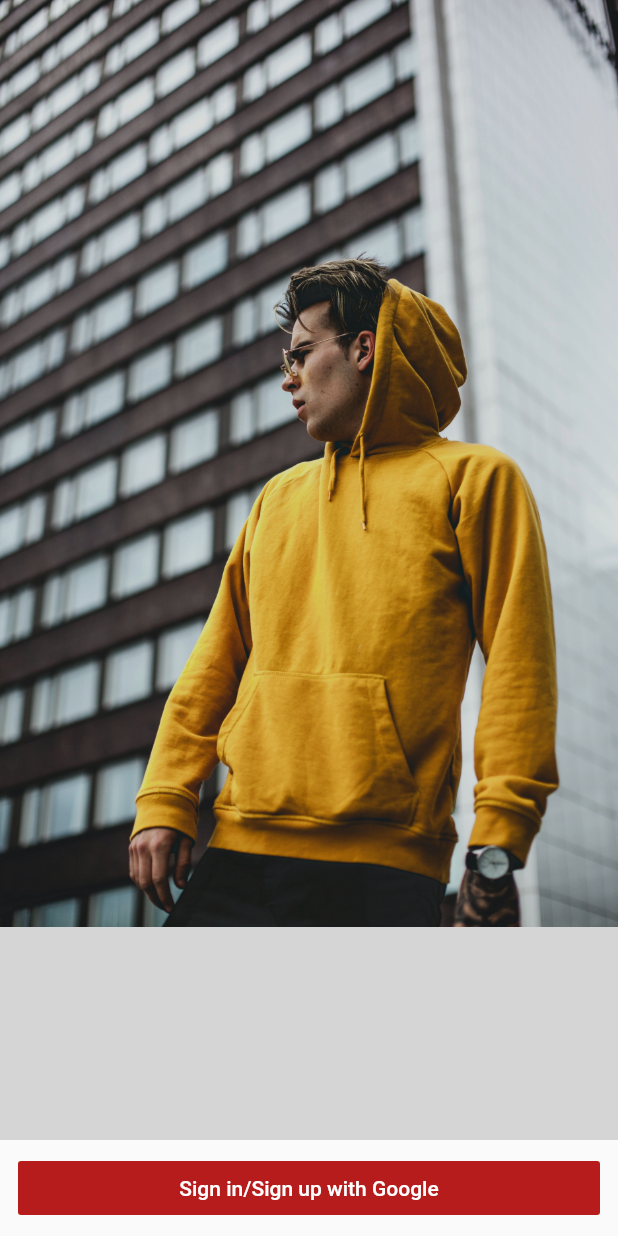
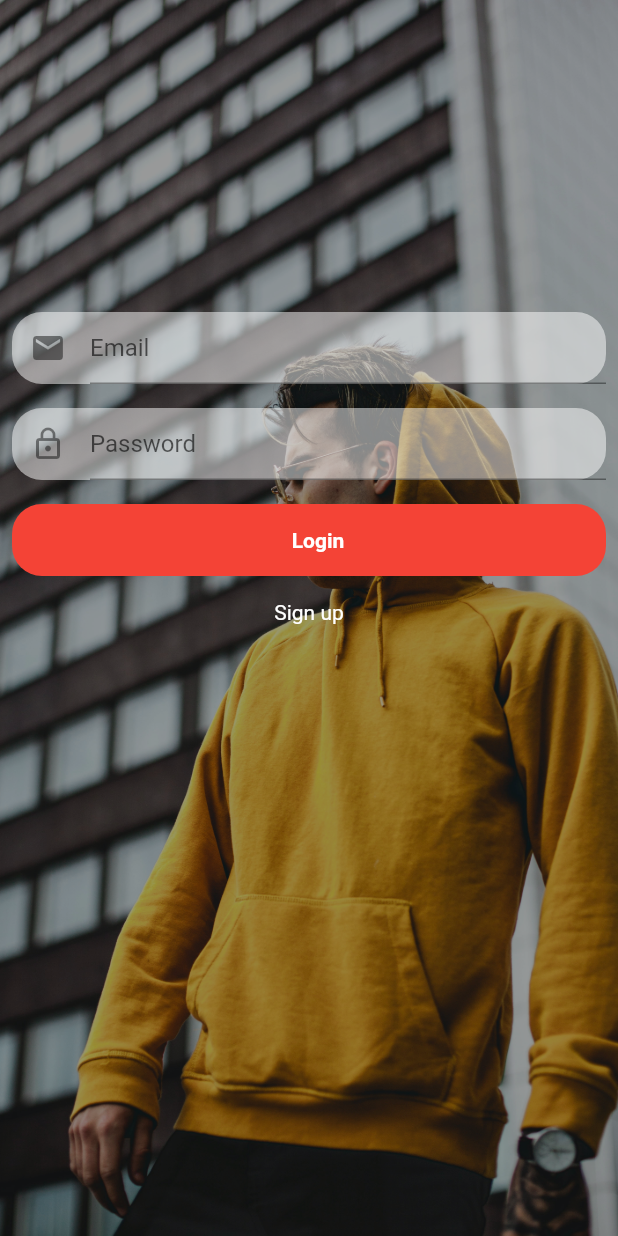
Before and after one commit to preshen-goobiah/FlutterShopApp, a Flutter app: the screen it shows after launch, on a phone screen of 412 x 824 dp. Run offline on Flutter 3.47's test engine with Material 2 defaults, Android fonts, the phone set to English and light mode, and no system bars; our stand-ins replace carousel_pro, cloud_firestore, firebase_auth, fluttertoast, google_sign_in, shared_preferences; accounts and stored records are empty.

Commit message:
add sign up page

```diff
--- a/lib/pages/login.dart
+++ b/lib/pages/login.dart
@@ -1,4 +1,5 @@
 import 'package:flutter/material.dart';
+import 'package:flutterapp/pages/signup.dart';
 import 'package:shared_preferences/shared_preferences.dart';
 import 'package:fluttertoast/fluttertoast.dart';
 import 'package:firebase_auth/firebase_auth.dart';
@@ -18,7 +19,6 @@ class _LoginState extends State<Login> {
   final _formKey = GlobalKey<FormState>();
   TextEditingController _emailTextController = TextEditingController();
   TextEditingController _passwordTextController = TextEditingController();
-
 
   SharedPreferences preferences;
   bool loading = false;
@@ -49,7 +49,6 @@ class _LoginState extends State<Login> {
     setState(() {
       loading = false;
     });
-
   }
 
   Future handleSignIn() async{
@@ -115,24 +114,121 @@ class _LoginState extends State<Login> {
     return Scaffold(
       body: Stack(
         children: <Widget>[
-          Image.asset('images/back.jpg', fit: BoxFit.cover, width:  double.infinity,),
+          Image.asset('images/back.jpg', fit: BoxFit.cover, width:  double.infinity, height: double.infinity,),
           Container(
-            color: Colors.black.withOpacity(0.15),
+            color: Colors.black.withOpacity(0.4),
             width: double.infinity,
             height: double.infinity
           ),
 
-          Container(
-            alignment: Alignment.center,
+          Padding(
+            padding: const EdgeInsets.only(top: 200),
             child: Center(
-              child: Form(
-                key: _formKey,
-                child: Column(children: <Widget>[
+                child: Form(
+                  key: _formKey,
 
-                ],),
-              )
-            ),
+                  child: ListView(children: <Widget>[
+
+                    Padding(
+                        padding: const EdgeInsets.all(8.0),
+                        child: Material(
+
+                          borderRadius: BorderRadius.circular(20),
+                          color: Colors.white.withOpacity(0.5),
+                          elevation: 0,
+
+                          child: Padding(
+                            padding: const EdgeInsets.only(left: 12),
+                            child: TextFormField(
+                              decoration: InputDecoration(
+                                hintText: "Email",
+                                icon: Icon(Icons.email),
+                              ),
+                              keyboardType: TextInputType.emailAddress,
+                              controller: _emailTextController,
+                              validator: (value){
+                                Pattern pattern = r'[A-Z0-9._%+-]+@[A-Z0-9.-]+\.[A-Z]{2,4}';
+                                RegExp regex = new RegExp(pattern);
+
+                                if(!regex.hasMatch(value))
+                                  {
+                                    return 'Please make sure your email address is valid';
+                                  }
+                                else
+                                  {
+                                    return null;
+                                  }
+                              },
+                            ),
+                          ),
+                        ),
+                      ),
+                    Padding(
+                      padding: const EdgeInsets.all(8.0),
+                      child: Material(
+                        borderRadius: BorderRadius.circular(20),
+                        color: Colors.white.withOpacity(0.5),
+                        elevation: 0,
+
+                        child: Padding(
+                          padding: const EdgeInsets.only(left: 12),
+                          child: TextFormField(
+                            decoration: InputDecoration(
+                              hintText: "Password",
+                              icon: Icon(Icons.lock_outline),
+
+
+                            ),
+                            keyboardType: TextInputType.emailAddress,
+                            controller: _passwordTextController,
+                            validator: (value){
+
+                              if(value.isEmpty)
+                              {
+                                return 'The password field cannot be empty';
+                              }
+                              else if(value.length < 6)
+                              {
+                                return 'The password has to be at least 6 characters long';
+                              }
+                            },
+                          ),
+                        ),
+                      ),
+                    ),
+                    Padding(
+                      padding: const EdgeInsets.all(8.0),
+                      child: Material(
+
+                        borderRadius: BorderRadius.circular(20),
+                        color: Colors.red,
+                        elevation: 0,
+
+                        child: Padding(
+                          padding: const EdgeInsets.only(left: 12),
+                          child: MaterialButton(onPressed: (){},
+                          minWidth: MediaQuery.of(context).size.width,
+                          child: Text("Login", textAlign: TextAlign.center,
+                          style: TextStyle(color: Colors.white, fontWeight: FontWeight.bold)),)
+                        ),
+                      ),
+                    ),
+                    Expanded(child: Container()),
+                    Padding(
+                      padding: const EdgeInsets.all(8.0),
+                      child: InkWell(
+                        onTap: (){
+                          Navigator.push(context, MaterialPageRoute(builder: (context) => Signup()));
+                        },
+                        child: Text("Sign up", textAlign: TextAlign.center, style: TextStyle(color: Colors.white))
+                      )
+                    ),
+
+                  ],),
+                )
+              ),
           ),
+
           Visibility(
             visible: loading??true,
             child: Container(
@@ -150,20 +246,7 @@ class _LoginState extends State<Login> {
         ],
       ),
 
-      bottomNavigationBar: Container(
-       child:  Padding(
-            padding: const EdgeInsets.only(left: 12, right: 12, top: 8, bottom:8),
-            child: FlatButton(
-              color: Colors.red.shade900,
-              onPressed: (){
-                handleSignIn();
-              },
-              child: Text("Sign in/Sign up with Google", style: TextStyle(color: Colors.white)),
-          ),
-        ),
-      ),
+
     );
   }
-
-
 }
```
Also changed, not shown: lib/pages/signup.dart (added, +232 -0 lines).
